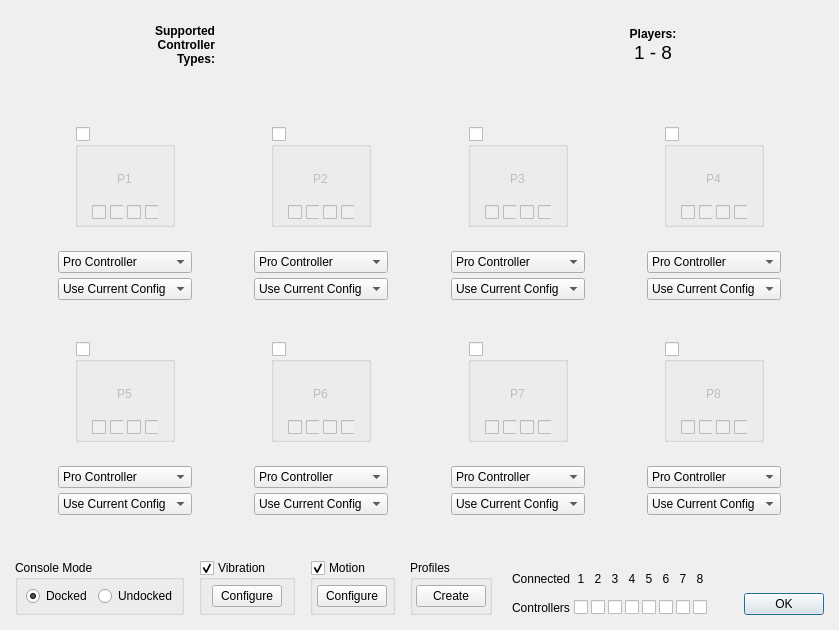
QuantumGhost/yuzu, file src/yuzu/applets/qt_controller.ui: the form before one commit.
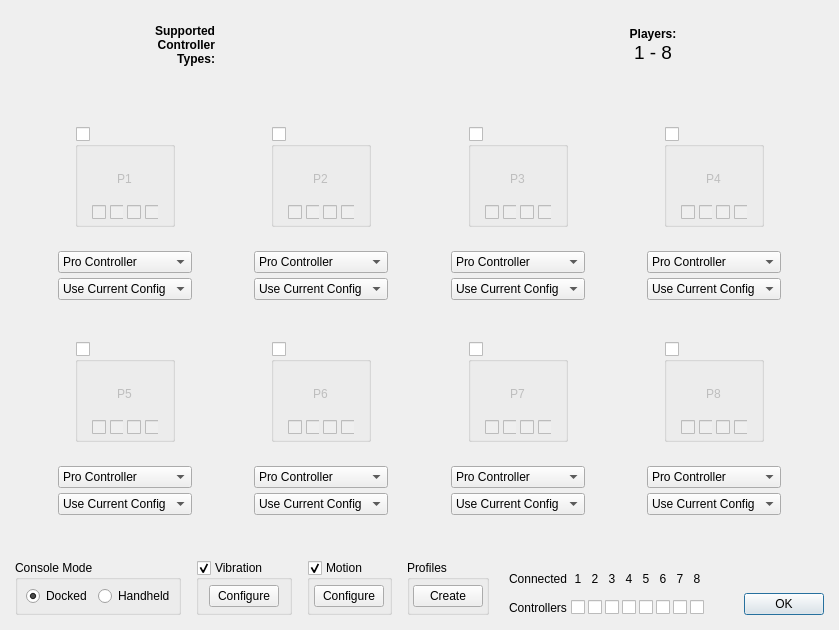
The form after the commit.

Commit message: early-access version 3042

Patch:
```diff
--- a/src/yuzu/applets/qt_controller.ui
+++ b/src/yuzu/applets/qt_controller.ui
@@ -2300,7 +2300,7 @@
             <item>
              <widget class="QRadioButton" name="radioUndocked">
               <property name="text">
-               <string>Undocked</string>
+               <string>Handheld</string>
               </property>
              </widget>
             </item>
```
The commit also changes 1 other file.
